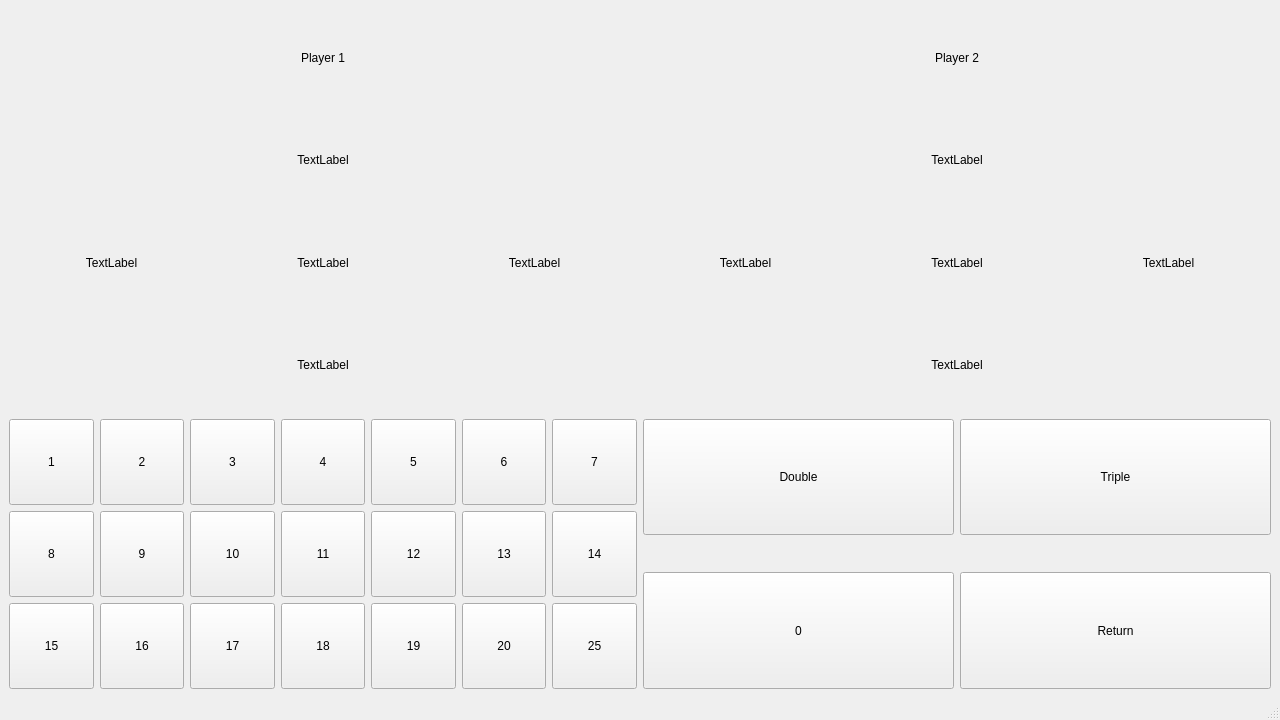
Old version of the form darts-counter/mainwindow.ui in the repository NoahWissler/darts-counter.
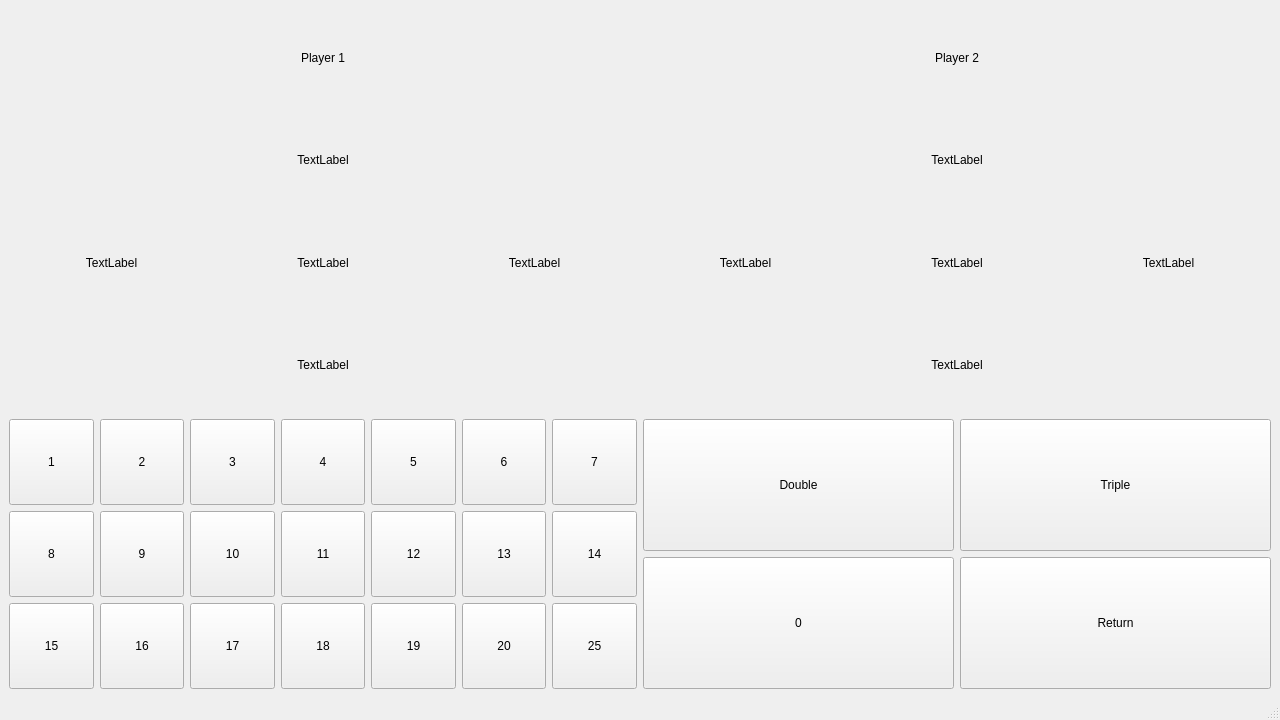
New version of the form.

Commit message: TCPP-006/007 , the MVP is done, yesgit add .git add .

Diff of the .ui file:
```diff
--- a/darts-counter/mainwindow.ui
+++ b/darts-counter/mainwindow.ui
@@ -450,7 +450,7 @@
           <item>
            <layout class="QHBoxLayout" name="horizontalLayout_2">
             <property name="bottomMargin">
-             <number>16</number>
+             <number>0</number>
             </property>
             <item>
              <widget class="QPushButton" name="double_2">
@@ -483,7 +483,7 @@
           <item>
            <layout class="QHBoxLayout" name="horizontalLayout">
             <property name="topMargin">
-             <number>15</number>
+             <number>0</number>
             </property>
             <item>
              <widget class="QPushButton" name="threw0">
```
Left out of the diff: 6 changed lines with no effect on the pictures. The commit also changes 1 other file.
